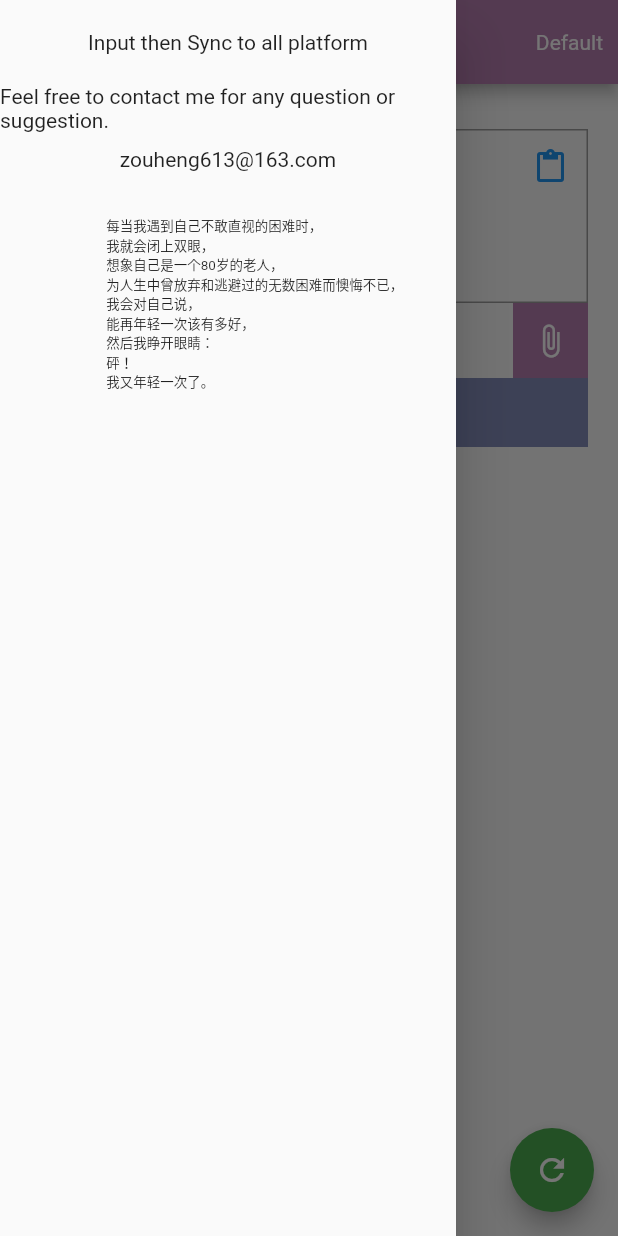
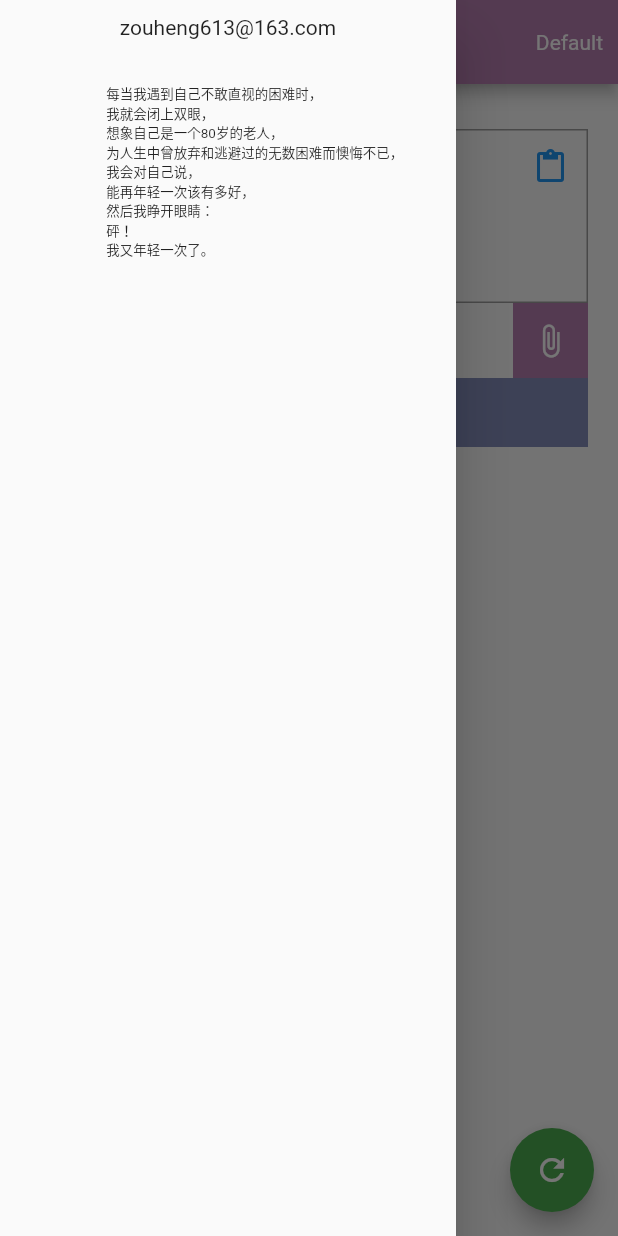
Before and after one commit to HuntZou/SimpliSync, a Flutter app: the screen it shows after launch, with the side drawer open, on a phone screen of 412 x 824 dp. Run offline on Flutter 3.47's test engine with Material 2 defaults, Android fonts, the phone set to English and light mode, and no system bars; our stand-ins replace dio, file_picker, shared_preferences, transparent_image; missing offline and left inert: universal_html; network calls fail.

Commit message:
speed up

```diff
--- a/docs/version.json
+++ b/docs/version.json
@@ -1 +1 @@
-{"app_name":"simpli_sync","version":"1.0.0","build_number":"1"}
+{"app_name":"simpli_sync","version":"1.0.0","build_number":"1","package_name":"simpli_sync"}
--- a/lib/main.dart
+++ b/lib/main.dart
@@ -579,14 +579,6 @@ class _MyHomePageState extends State<MyHomePage> {
         child: Column(
           children: [
             Padding(
-              padding: EdgeInsets.only(top: 20),
-              child: Text("Input then Sync to all platform"),
-            ),
-            Padding(
-              padding: EdgeInsets.only(top: 20),
-              child: Text("Feel free to contact me for any question or suggestion."),
-            ),
-            Padding(
               padding: EdgeInsets.only(top: 10),
               child: Text("zouheng613@163.com"),
             ),
```
Also changed, not shown: pubspec.lock, 8 other files.
